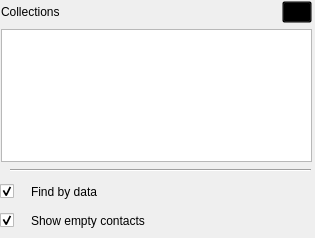
Before: the Qt Designer form contacts/src/config.ui in KDE/akonadi-google-applets, drawn with Qt 5.
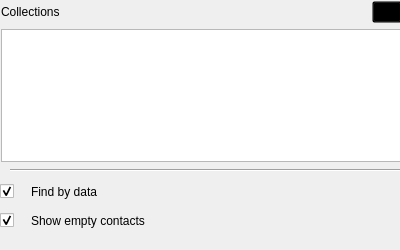
After: the same form once the commit is applied.

Commit message: Unification size of configurations dialogs

Diff of the .ui file:
```diff
--- a/contacts/src/config.ui
+++ b/contacts/src/config.ui
@@ -6,14 +6,14 @@
    <rect>
     <x>0</x>
     <y>0</y>
-    <width>315</width>
-    <height>238</height>
+    <width>400</width>
+    <height>250</height>
    </rect>
   </property>
   <property name="minimumSize">
    <size>
-    <width>315</width>
-    <height>238</height>
+    <width>400</width>
+    <height>250</height>
    </size>
   </property>
   <property name="windowTitle">
@@ -24,7 +24,7 @@
     <rect>
      <x>10</x>
      <y>155</y>
-     <width>301</width>
+     <width>391</width>
      <height>31</height>
     </rect>
    </property>
@@ -32,12 +32,12 @@
     <enum>Qt::Horizontal</enum>
    </property>
   </widget>
-  <widget class="QWidget" name="layoutWidget">
+  <widget class="QWidget" name="layoutWidget1">
    <property name="geometry">
     <rect>
      <x>1</x>
      <y>1</y>
-     <width>311</width>
+     <width>401</width>
      <height>161</height>
     </rect>
    </property>
@@ -84,12 +84,12 @@
     </item>
    </layout>
   </widget>
-  <widget class="QWidget" name="">
+  <widget class="QWidget" name="layoutWidget">
    <property name="geometry">
     <rect>
      <x>0</x>
      <y>180</y>
-     <width>311</width>
+     <width>401</width>
      <height>52</height>
     </rect>
    </property>
```
The commit also changes 5 other files.
